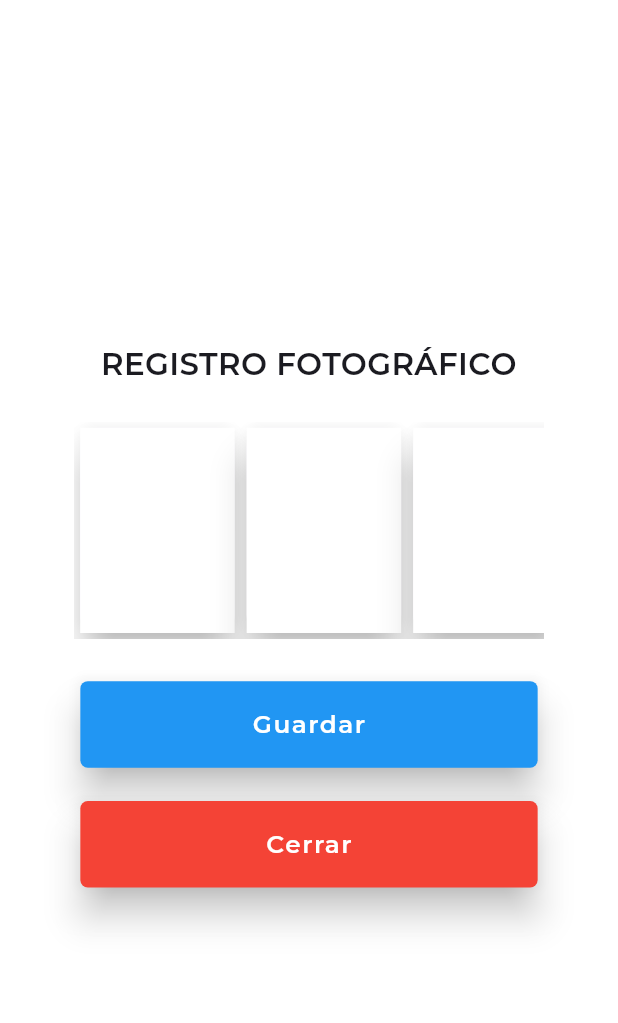
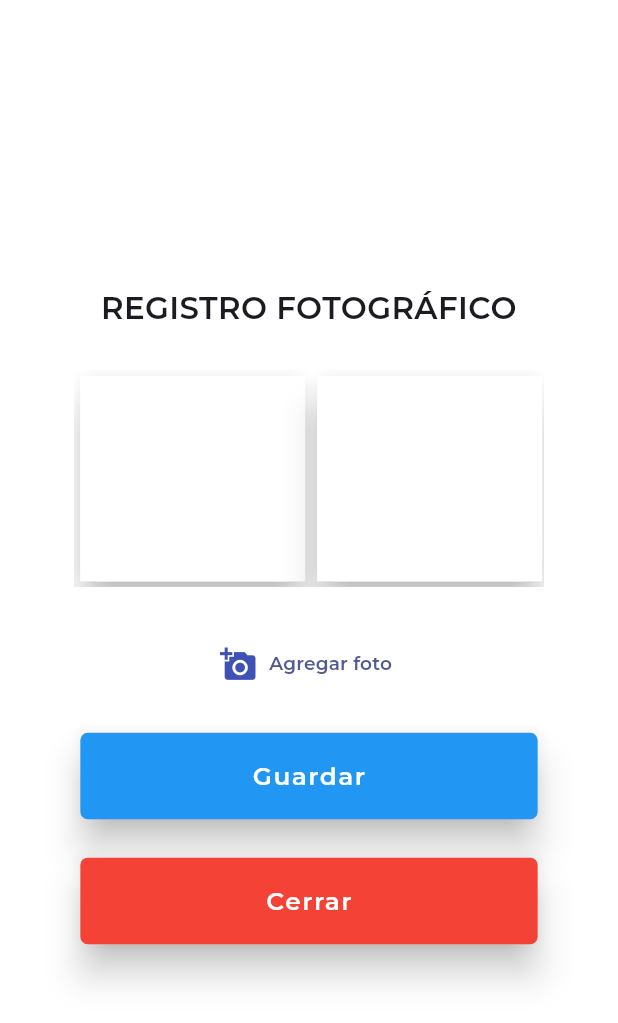
Before and after one commit to IngAndresRincon/HermeticidadAPP, a Flutter app: the HalfScreenForm2 screen opened directly, on a phone screen of 412 x 824 dp. Shown: the top 1023 px of the screen. Run offline on Flutter 3.47's test engine with Material 2 defaults, Android fonts, the light colour scheme and no system bars; our stand-ins replace camera, fluttertoast, shared_preferences, syncfusion_flutter_charts, timeline_tile; missing offline and left inert: dart_des; accounts and stored records are empty; Roboto replaces fonts that are missing (MontSerrat); project files that could hold a hidden picture were left out.

Commit message:
Formulario Fotos
Formulario Fotos

```diff
--- a/lib/Widgets/forms.dart
+++ b/lib/Widgets/forms.dart
@@ -236,6 +236,27 @@ class HalfScreenForm2 extends StatefulWidget {
 }
 
 class _HalfScreenForm2State extends State<HalfScreenForm2> {
+  bool addPhoto = false;
+
+  List<Widget> listaFotos = [
+    Card(
+      elevation: 10,
+      child: Container(
+        width: 150,
+        height: 150,
+        color: Colors.white,
+      ),
+    ),
+    Card(
+      elevation: 10,
+      child: Container(
+        width: 150,
+        height: 150,
+        color: Colors.white,
+      ),
+    )
+  ];
+
   @override
   Widget build(BuildContext context) {
     return Scaffold(
@@ -243,7 +264,9 @@ class _HalfScreenForm2State extends State<HalfScreenForm2> {
       body: Center(
         child: Container(
           width: getScreenSize(context).width * 0.8,
-          height: getScreenSize(context).height * 0.5,
+          height: !addPhoto
+              ? getScreenSize(context).height * 0.6
+              : getScreenSize(context).height * 0.3,
           padding: EdgeInsets.all(getScreenSize(context).width * 0.02),
           decoration: BoxDecoration(
               color: Colors.white,
@@ -255,7 +278,8 @@ class _HalfScreenForm2State extends State<HalfScreenForm2> {
                     blurStyle: BlurStyle.outer,
                     spreadRadius: 2)
               ]),
-          child: Column(
+          child: !addPhoto
+              ? Column(
                   crossAxisAlignment: CrossAxisAlignment.center,
                   mainAxisAlignment: MainAxisAlignment.spaceEvenly,
                   mainAxisSize: MainAxisSize.max,
@@ -277,23 +301,33 @@ class _HalfScreenForm2State extends State<HalfScreenForm2> {
                       child: ListView.builder(
                         padding: const EdgeInsets.all(0),
                         scrollDirection: Axis.horizontal,
-                  itemCount: 6,
+                        itemCount: listaFotos.length,
                         itemBuilder: (context, index) {
-                    return Card(
-                      elevation: 10,
-                      child: Container(
-                        width: getScreenSize(context).width * 0.25,
-                        height: getScreenSize(context).width * 0.25,
-                        color: Colors.white,
-                      ),
-                    );
+                          return listaFotos[index];
                         },
                       ),
                     ),
+                    TextButton.icon(
+                        onPressed: () {
+                          setState(() {
+                            addPhoto = !addPhoto;
+                          });
+                        },
+                        icon: Icon(Icons.add_a_photo,
+                            color: Colors.indigo,
+                            size: getScreenSize(context).width * 0.06),
+                        label: Text(
+                          "Agregar foto",
+                          style: TextStyle(
+                              fontFamily: 'MontSerrat',
+                              fontWeight: FontWeight.w600,
+                              fontSize: getScreenSize(context).width * 0.03),
+                        )),
                     Container(
                       width: getScreenSize(context).width * 0.8,
                       height: getScreenSize(context).height * 0.08,
-                padding: EdgeInsets.all(getScreenSize(context).width * 0.01),
+                      padding:
+                          EdgeInsets.all(getScreenSize(context).width * 0.01),
                       child: CustomerElevateButton(
                           texto: "Guardar",
                           colorTexto: Colors.white,
@@ -305,12 +339,50 @@ class _HalfScreenForm2State extends State<HalfScreenForm2> {
                     Container(
                       width: getScreenSize(context).width * 0.8,
                       height: getScreenSize(context).height * 0.08,
-                padding: EdgeInsets.all(getScreenSize(context).width * 0.01),
+                      padding:
+                          EdgeInsets.all(getScreenSize(context).width * 0.01),
                       child: CustomerElevateButton(
                           texto: "Cerrar",
                           colorTexto: Colors.white,
                           colorButton: Colors.red,
                           onPressed: () => Navigator.pop(context),
+                          height: getScreenSize(context).height * 0.1,
+                          width: getScreenSize(context).width * 0.6),
+                    ),
+                  ],
+                )
+              : Column(
+                  crossAxisAlignment: CrossAxisAlignment.center,
+                  mainAxisAlignment: MainAxisAlignment.spaceEvenly,
+                  mainAxisSize: MainAxisSize.max,
+                  children: [
+                    CustomerDropDownButtonTextPhoto(
+                      onChange: (value) {},
+                    ),
+                    TextButton.icon(
+                        onPressed: () {},
+                        icon: const Icon(Icons.camera),
+                        label: Text(
+                          "Abrir camara",
+                          style: TextStyle(
+                              fontFamily: 'MontSerrat',
+                              fontWeight: FontWeight.w500,
+                              fontSize: getScreenSize(context).width * 0.04),
+                        )),
+                    Container(
+                      width: getScreenSize(context).width * 0.8,
+                      height: getScreenSize(context).height * 0.08,
+                      padding:
+                          EdgeInsets.all(getScreenSize(context).width * 0.01),
+                      child: CustomerElevateButton(
+                          texto: "Cerrar",
+                          colorTexto: Colors.white,
+                          colorButton: Colors.red,
+                          onPressed: () {
+                            setState(() {
+                              addPhoto = !addPhoto;
+                            });
+                          },
                           height: getScreenSize(context).height * 0.1,
                           width: getScreenSize(context).width * 0.6),
                     ),
```
Also changed, not shown: lib/Widgets/DropDownButton.dart (+40 -0 lines). Lines whose indentation alone changed are shown as unchanged.
